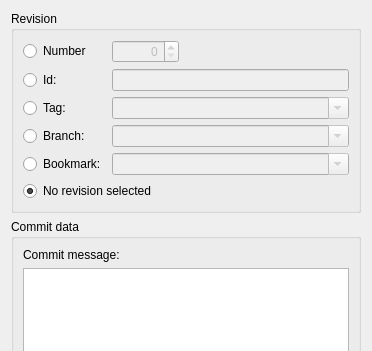
testmana2/test, file Plugins/VcsPlugins/vcsMercurial/HgBackoutDialog.ui: the form before one commit; both pictures show x 0 to 372 and y 0 to 351 of the 372 by 515 pixel window.
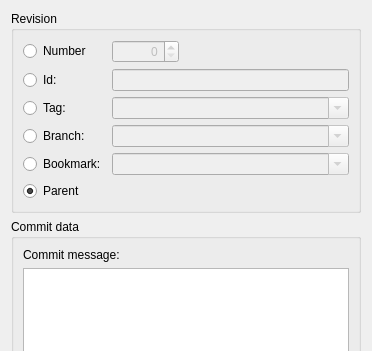
The form after the commit.

Commit message: Changed a few Mercurial dialogs asking the user for the selection of a revision to be more accurate.

The edit to the form file:
```diff
--- a/Plugins/VcsPlugins/vcsMercurial/HgBackoutDialog.ui
+++ b/Plugins/VcsPlugins/vcsMercurial/HgBackoutDialog.ui
@@ -175,7 +175,7 @@
          <string>Select to not specify a specific revision</string>
         </property>
         <property name="text">
-         <string>No revision selected</string>
+         <string>Parent</string>
         </property>
         <property name="checked">
          <bool>true</bool>
```
The commit also changes 21 other files.
